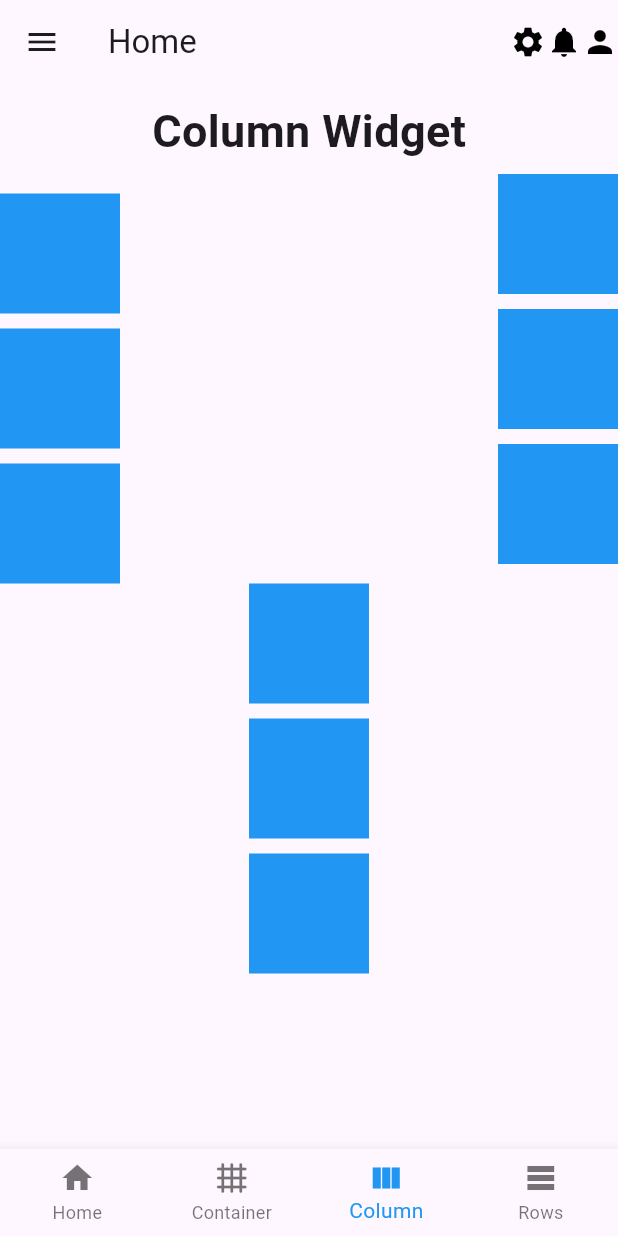
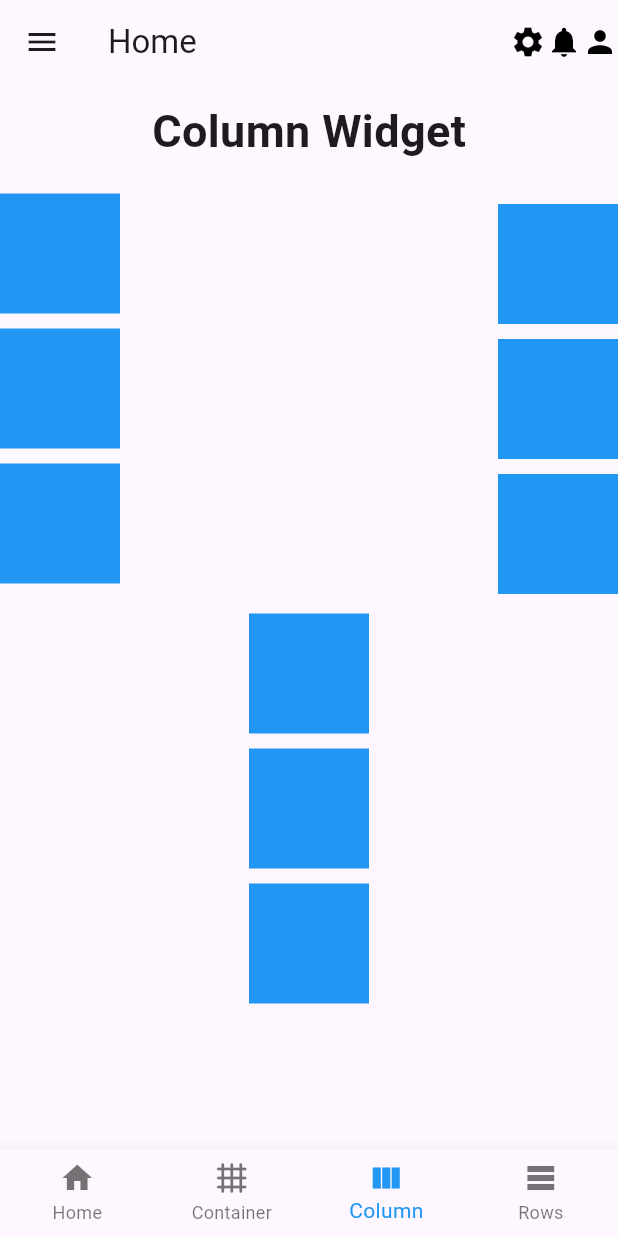
Before and after one commit to anjcrs/ccs_2801, a Flutter app: the screen it shows after launch, item 3 of the bottom bar chosen, on a phone screen of 412 x 824 dp. Run offline on Flutter 3.47's test engine with Material 3 defaults, Android fonts, the phone set to English and light mode, and no system bars; our stand-ins replace google_fonts.

Commit message:
Adjust the column widget's left and right positions

```diff
--- a/lib/main.dart
+++ b/lib/main.dart
@@ -1,3 +1,4 @@
+import 'package:ccs_2801/screens/test6.dart';
 import 'package:flutter/material.dart';
 import 'package:ccs_2801/tests/first_page.dart';
 import 'package:ccs_2801/tests/main_page.dart';
@@ -38,7 +39,7 @@ class MyApp extends StatelessWidget {
         useMaterial3: true,
       ),
 
-      home: const Test5(),
+      home: const Test6(),
       debugShowCheckedModeBanner: false,
     );
   }
@@ -55,8 +56,7 @@ class MyApp extends StatelessWidget {
 
 
 
-//
-//
+
 // import 'package:flutter/material.dart';
 // import 'package:google_fonts/google_fonts.dart';
 // import 'package:ccs_2801/tests/main_page.dart';
--- /dev/null
+++ b/lib/screens/test6.dart
@@ -0,0 +1,289 @@
+import 'package:flutter/material.dart';
+
+class Test6 extends StatefulWidget {
+  const Test6({super.key});
+
+  @override
+  State<Test6> createState() => _Test6State();
+}
+
+class _Test6State extends State<Test6> {
+  int _selectedIndex = 0;
+
+  static const TextStyle _styleOpt = TextStyle(
+      fontSize: 30, fontWeight: FontWeight.bold
+  );
+
+  static final List<Widget> _screenOpt = <Widget>[
+
+    // HOME
+    Center(
+      child: Text(
+        'Home Screen',
+        style: TextStyle(
+          fontSize: 30,
+          fontWeight: FontWeight.bold,
+        ),
+      ),
+    ),
+
+    // CONTAINER WIDGET SCREEN
+    Center(
+      child: Column(
+        children: [
+          Text(
+            'Container Widget',
+            style: TextStyle(
+              fontSize: 30,
+              fontWeight: FontWeight.bold,
+            ),
+          ),
+          Container(
+            width: 80,
+            height: 80,
+            color: Colors.blue,
+          ),
+        ],
+      ),
+    ),
+
+    // COLUMN WIDGET - LEFT AND RIGHT ALIGNED, CENTER AT BOTTOM
+    Scaffold(
+      body: SafeArea(
+        child: SingleChildScrollView(
+          child: Stack(
+            children: [
+              Column(
+                crossAxisAlignment: CrossAxisAlignment.start,
+                children: <Widget>[
+                  Center(
+                    child: Column(
+                      children: [
+                        SizedBox(height: 10),
+                        Text(
+                          'Column Widget',
+                          style: TextStyle(
+                              fontSize: 30,
+                              fontWeight: FontWeight.bold
+                          ),
+                        ),
+                      ],
+                    ),
+                  ),
+
+                  // LEFT COLUMN
+                  SizedBox(height: 20),
+                  Container(
+                    width: 80,
+                    height: 80,
+                    color: Colors.blue,
+                  ),
+                  SizedBox(height: 10),
+                  Container(
+                    width: 80,
+                    height: 80,
+                    color: Colors.blue,
+                  ),
+                  SizedBox(height: 10),
+                  Container(
+                    width: 80,
+                    height: 80,
+                    color: Colors.blue,
+                  ),
+
+                  // CENTER COLUMN - BACK TO BOTTOM POSITION
+                  SizedBox(height: 20),
+                  Center(
+                    child: Column(
+                      crossAxisAlignment: CrossAxisAlignment.center,
+                      children: <Widget>[
+                        Container(
+                          width: 80,
+                          height: 80,
+                          color: Colors.blue,
+                        ),
+                        SizedBox(height: 10),
+                        Container(
+                          width: 80,
+                          height: 80,
+                          color: Colors.blue,
+                        ),
+                        SizedBox(height: 10),
+                        Container(
+                          width: 80,
+                          height: 80,
+                          color: Colors.blue,
+                        ),
+                      ],
+                    ),
+                  ),
+
+                  SizedBox(height: 50),
+                ],
+              ),
+
+              // RIGHT COLUMN - ALIGNED WITH LEFT COLUMN HEIGHT
+              Positioned(
+                right: 0,
+                top: 80, // Same as left column
+                child: Column(
+                  children: [
+                    Container(
+                      width: 80,
+                      height: 80,
+                      color: Colors.blue,
+                    ),
+                    SizedBox(height: 10),
+                    Container(
+                      width: 80,
+                      height: 80,
+                      color: Colors.blue,
+                    ),
+                    SizedBox(height: 10),
+                    Container(
+                      width: 80,
+                      height: 80,
+                      color: Colors.blue,
+                    ),
+                  ],
+                ),
+              ),
+            ],
+          ),
+        ),
+      ),
+    ),
+
+    // Row Widget Screen
+    Center(
+      child: Column(
+        mainAxisAlignment: MainAxisAlignment.start,
+        crossAxisAlignment: CrossAxisAlignment.center,
+        children: <Widget>[
+          Text(
+            'Row Widget',
+            style: TextStyle(
+              fontSize: 30,
+              fontWeight: FontWeight.bold,
+            ),
+          ),
+          //First Row
+          SizedBox(height: 10),
+          Row(
+            mainAxisAlignment: MainAxisAlignment.center,
+            children: [
+              Container(
+                height: 80,
+                width: 80,
+                color: Colors.yellow,
+              ),
+
+              SizedBox(width: 80),
+              Container(
+                height: 80,
+                width: 80,
+                color: Colors.brown,
+              ),
+
+              SizedBox(width: 80),
+              Container(
+                height: 80,
+                width: 80,
+                color: Colors.green,
+              ),
+            ],
+          ),
+          //Second Row
+          SizedBox(height: 10),
+          Row(
+            mainAxisAlignment: MainAxisAlignment.center,
+            children: [
+              Container(
+                height: 80,
+                width: 80,
+                color: Colors.transparent,
+              ),
+              SizedBox(width: 80),
+              Container(
+                height: 80,
+                width: 80,
+                color: Colors.black,
+              ),
+              SizedBox(width: 80),
+              Container(
+                height: 80,
+                width: 80,
+                color: Colors.transparent,
+              ),
+            ],
+          ),
+          //Third Row
+          SizedBox(height: 10),
+          Row(
+            mainAxisAlignment: MainAxisAlignment.center ,
+            children: [
+              Container(
+                height: 80,
+                width: 80,
+                color: Colors.orange,
+              ),
+              SizedBox(width: 80), // Empty space in middle
+              Container(
+                height: 80,
+                width: 80,
+                color: Colors.pink,
+              ),
+              SizedBox(width: 80), // Empty space in middle
+              Container(
+                height: 80,
+                width: 80,
+                color: Colors.red,
+              ),
+            ],
+          ),
+        ],
+      ),
+    ),
+  ];
+
+  void _onTapped(int index) {
+    setState(() {
+      _selectedIndex = index;
+    });
+  }
+
+  @override
+  Widget build(BuildContext context) {
+    return Scaffold(
+      appBar: AppBar(
+        leading: Icon(Icons.menu),
+        title: Text('Home'),
+        actions: <Widget>[
+          Icon(Icons.settings),
+          Icon(Icons.notifications),
+          Icon(Icons.person),
+        ],
+        actionsIconTheme: IconThemeData(
+          color: Colors.black,
+        ),
+      ),
+      body: _screenOpt.elementAt(_selectedIndex),
+      bottomNavigationBar: BottomNavigationBar(
+        type: BottomNavigationBarType.fixed,
+        items: <BottomNavigationBarItem>[
+          BottomNavigationBarItem(icon: Icon(Icons.home),
+              label: 'Home'),
+          BottomNavigationBarItem(icon: Icon(Icons.grid_4x4_rounded),
+              label: 'Container'),
+          BottomNavigationBarItem(icon: Icon(Icons.view_column),
+              label: 'Column'),
+          BottomNavigationBarItem(icon: Icon(Icons.table_rows),
+              label: 'Rows'),
+        ],
+        currentIndex: _selectedIndex,
+        selectedItemColor: Colors.blue,
+        onTap: _onTapped,
+      ),
+    );
+  }
+}
```
